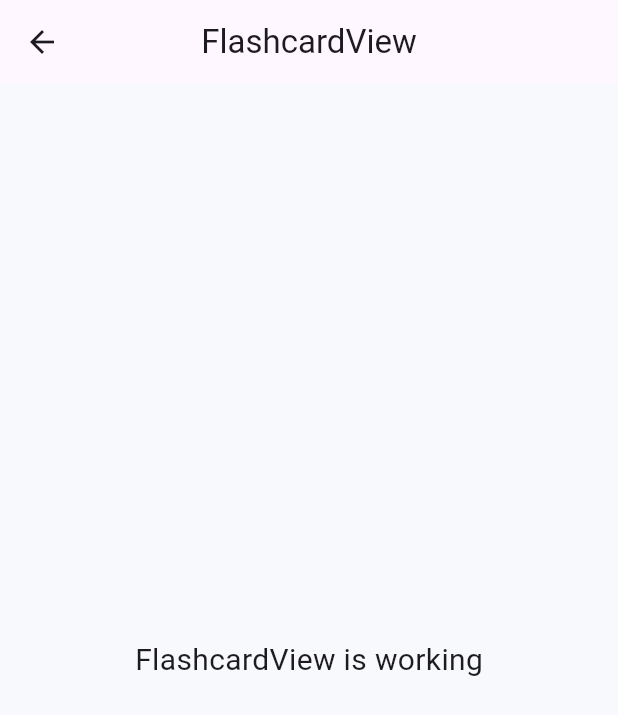
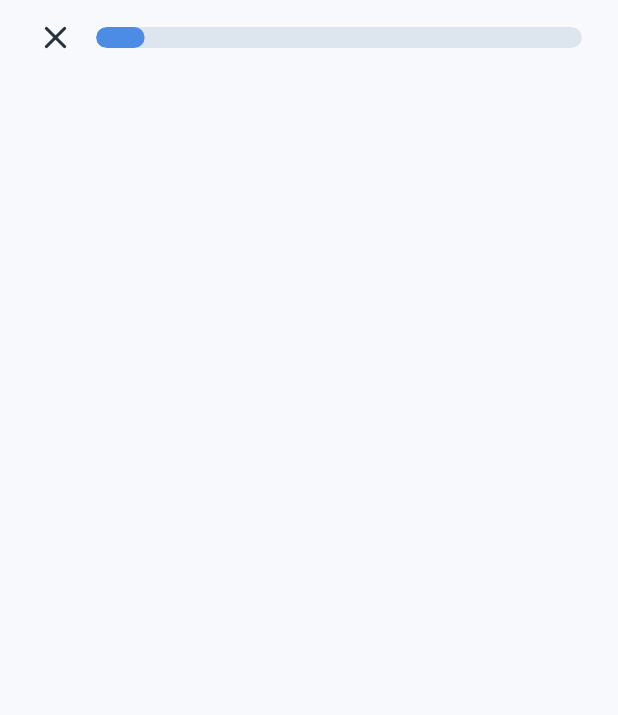
Before and after one commit to akhmaddakhir/KimiaXplore, a Flutter app: the FlashcardView screen opened directly, on a phone screen of 412 x 824 dp. Shown: the top 715 px of the screen. Run offline on Flutter 3.47's test engine with Material 3 defaults, Android fonts, the phone set to English and light mode, and no system bars; our stand-ins replace flutter_svg, get.

Commit message:
feat: add flashcard page header

```diff
--- a/lib/app/modules/flashcard/views/flashcard_view.dart
+++ b/lib/app/modules/flashcard/views/flashcard_view.dart
@@ -1,22 +1,31 @@
 import 'package:flutter/material.dart';
-
 import 'package:get/get.dart';
 
+import '../../../theme/app_colors.dart';
+import '../../../widgets/app_step_header.dart';
 import '../controllers/flashcard_controller.dart';
 
 class FlashcardView extends GetView<FlashcardController> {
   const FlashcardView({super.key});
+
   @override
   Widget build(BuildContext context) {
     return Scaffold(
-      appBar: AppBar(
-        title: const Text('FlashcardView'),
-        centerTitle: true,
-      ),
-      body: const Center(
-        child: Text(
-          'FlashcardView is working',
-          style: TextStyle(fontSize: 20),
+      backgroundColor: AppColors.background,
+      body: SafeArea(
+        bottom: false,
+        child: Column(
+          children: [
+            AppStepHeader.steps(
+              currentStep: 1,
+              totalSteps: 10,
+              backIcon: Icons.close_rounded,
+              progressColor: AppColors.blue500,
+              trackColor: AppColors.border,
+              onBackPressed: () => Get.back(),
+            ),
+            const Expanded(child: SizedBox(width: double.infinity)),
+          ],
         ),
       ),
     );
```
